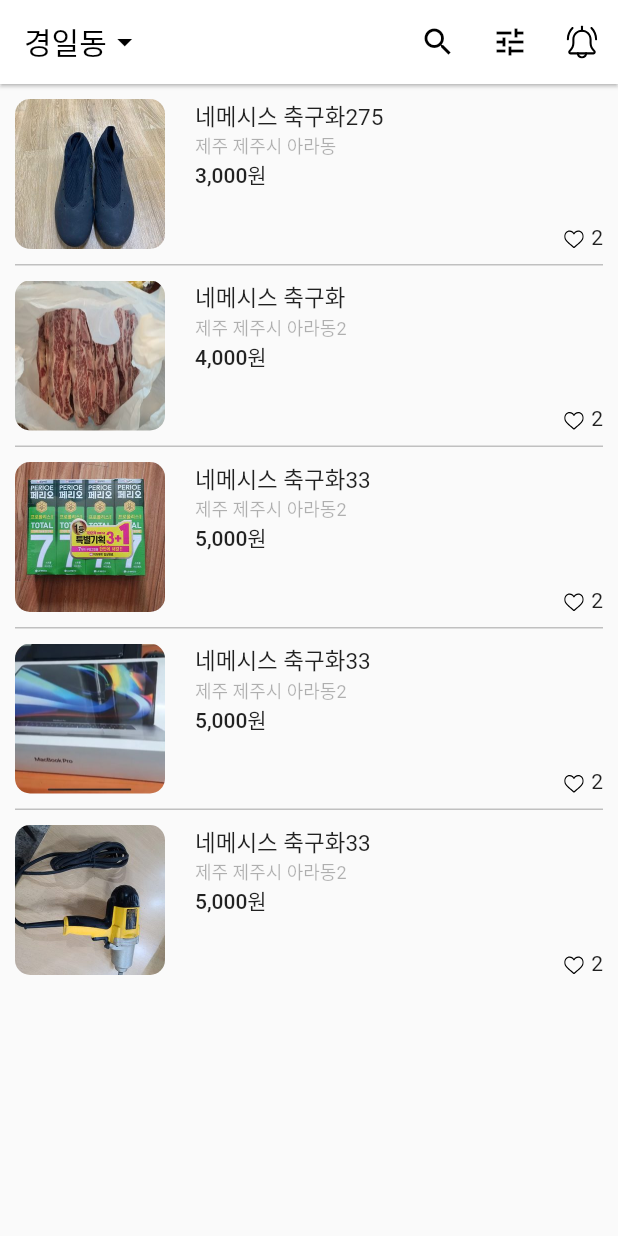
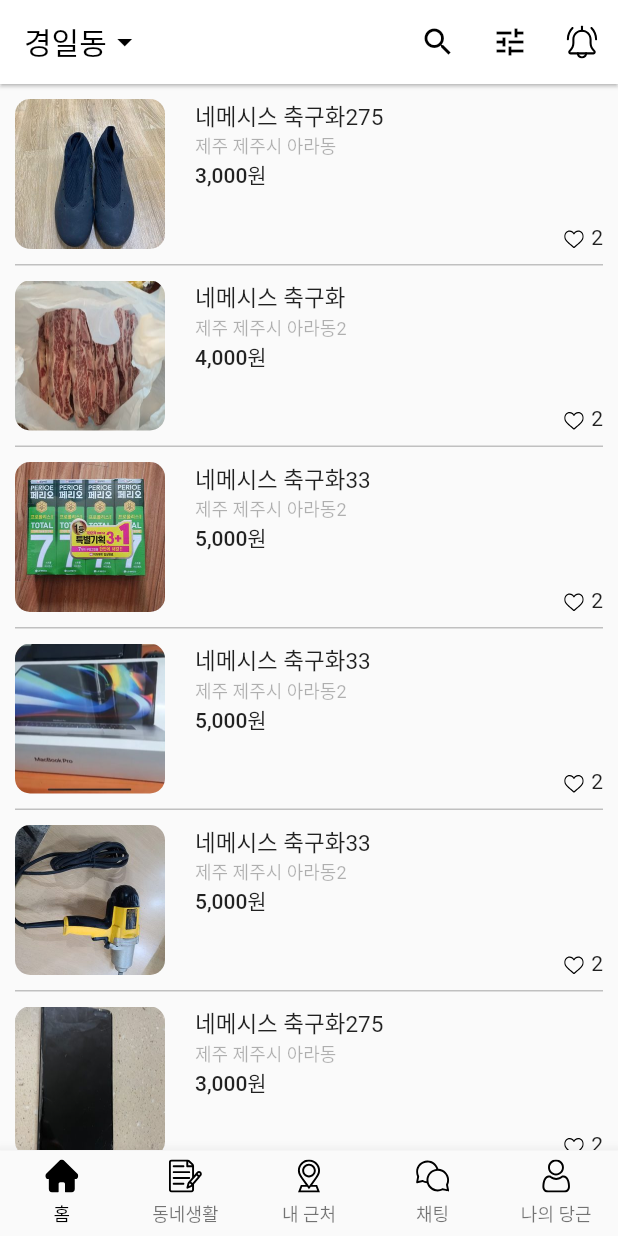
Before and after one commit to inkyungil/flutter_carrot_market, a Flutter app: the screen it shows after launch, on a phone screen of 412 x 824 dp. Run offline on Flutter 3.47's test engine with Material 2 defaults, Android fonts, the light colour scheme and no system bars; our stand-ins replace flutter_svg.

Commit message:
bottom 추가

```diff
--- a/lib/page/home.dart
+++ b/lib/page/home.dart
@@ -1,6 +1,7 @@
 import 'package:flutter/material.dart';
 import 'package:flutter_svg/flutter_svg.dart';
 import 'package:intl/intl.dart';
+
 
 class Home extends StatefulWidget {
   const Home({Key? key}) : super(key: key);
@@ -11,10 +12,13 @@
 class _HomeState extends State<Home> {
 
   List<Map<String, String>> datas = [];
+  late int _currentPageIndex ;
+
   @override
   void initState() {
     // TODO: implement initState
     super.initState();
+    _currentPageIndex = 0;
     datas = [{
       "image" : "assets/images/ara-1.jpg",
       "title" : "네메시스 축구화275",
@@ -45,8 +49,37 @@
       "location" : "제주 제주시 아라동2",
       "price" : "5000",
       "like" : "2"
+    },{
+      "image" : "assets/images/ara-6.jpg",
+      "title" : "네메시스 축구화275",
+      "location" : "제주 제주시 아라동",
+      "price" : "3000",
+      "like" : "2"
+    },{
+      "image" : "assets/images/ara-7.jpg",
+      "title" : "네메시스 축구화",
+      "location" : "제주 제주시 아라동2",
+      "price" : "4000",
+      "like" : "2"
+    },{
+      "image" : "assets/images/ara-8.jpg",
+      "title" : "네메시스 축구화33",
+      "location" : "제주 제주시 아라동2",
+      "price" : "5000",
+      "like" : "2"
+    },{
+      "image" : "assets/images/ara-9.jpg",
+      "title" : "네메시스 축구화33",
+      "location" : "제주 제주시 아라동2",
+      "price" : "5000",
+      "like" : "2"
+    },{
+      "image" : "assets/images/ara-10.jpg",
+      "title" : "네메시스 축구화33",
+      "location" : "제주 제주시 아라동2",
+      "price" : "5000",
+      "like" : "2"
     }
-
 
     ];
   }
@@ -146,13 +179,59 @@
             color: const Color(0xff99999999),
           );
         },
-        itemCount: 5);
+        itemCount: 10);
   }
+
+  BottomNavigationBarItem _bottomNavigationBarItem(String iconName, String label){
+    return BottomNavigationBarItem(
+
+        icon: Padding(
+            padding: const EdgeInsets.only(bottom: 5),
+            child:  SvgPicture.asset("assets/svg/${iconName}_off.svg", width:22),
+        ),
+        activeIcon: Padding(
+          padding: const EdgeInsets.only(bottom:5),
+          child: SvgPicture.asset("assets/svg/${iconName}_on.svg", width:22),
+
+
+        ),
+        label: label,
+    );
+  }
+
+  Widget _bottomNavigationBarwidget(){
+    return BottomNavigationBar(
+      type:BottomNavigationBarType.fixed,
+      onTap:(int index){
+        print(index);
+        setState(() {
+          _currentPageIndex = index ;
+        });
+      },
+        selectedFontSize: 12,
+        currentIndex:_currentPageIndex ,
+        selectedItemColor: Colors.black,
+        selectedLabelStyle: TextStyle(color: Colors.black),
+        items: [
+
+          _bottomNavigationBarItem("home","홈"),
+          _bottomNavigationBarItem("notes","동네생활"),
+          _bottomNavigationBarItem("location","내 근처"),
+          _bottomNavigationBarItem("chat","채팅"),
+          _bottomNavigationBarItem("user","나의 당근"),
+
+
+        ]
+    );
+  }
+
+
   @override
   Widget build(BuildContext context) {
     return Scaffold(
       appBar: _appbarWidget() ,
       body: _bodyWidget(),
+      bottomNavigationBar: _bottomNavigationBarwidget(),
     );
   }
 }
--- a/pubspec.yaml
+++ b/pubspec.yaml
@@ -19,7 +19,7 @@
 version: 1.0.0+1
 
 environment:
-  sdk: '>=2.19.2 <3.0.0'
+  sdk: '>=2.17.1 <3.0.0'
 
 # Dependencies specify other packages that your package needs in order to work.
 # To automatically upgrade your package dependencies to the latest versions
@@ -37,6 +37,7 @@
   cupertino_icons: ^1.0.2
   flutter_svg: ^2.0.4
   intl: ^0.17.0
+  http: ^0.13.4
 
 dev_dependencies:
   flutter_test:
```
Also changed, not shown: pubspec.lock.
